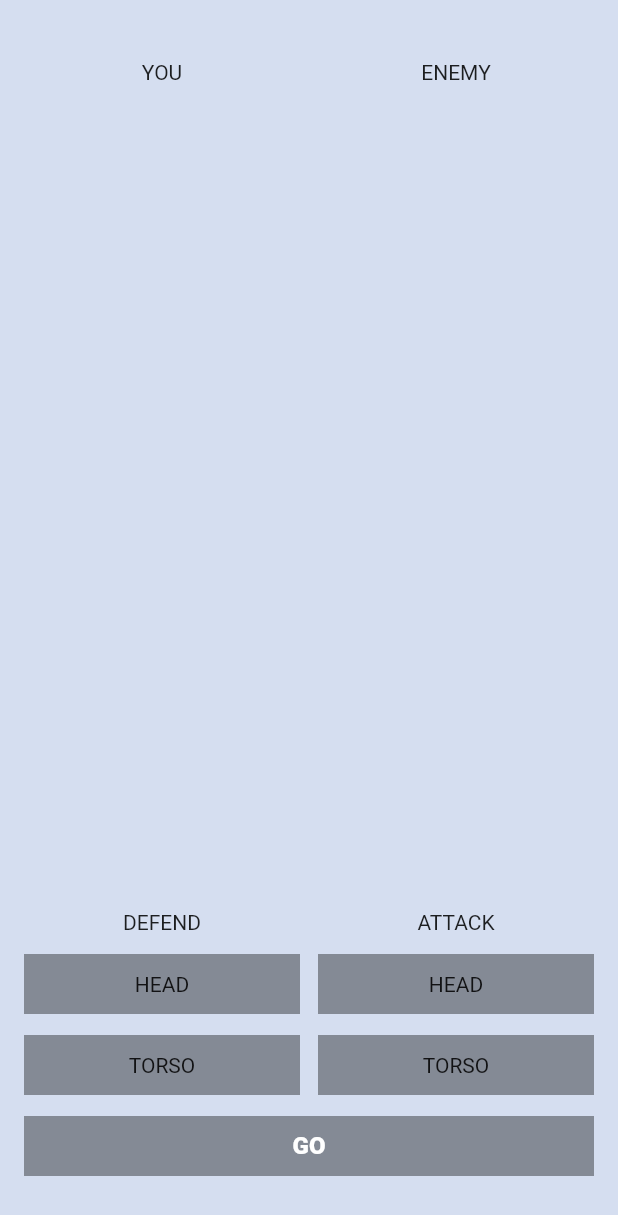
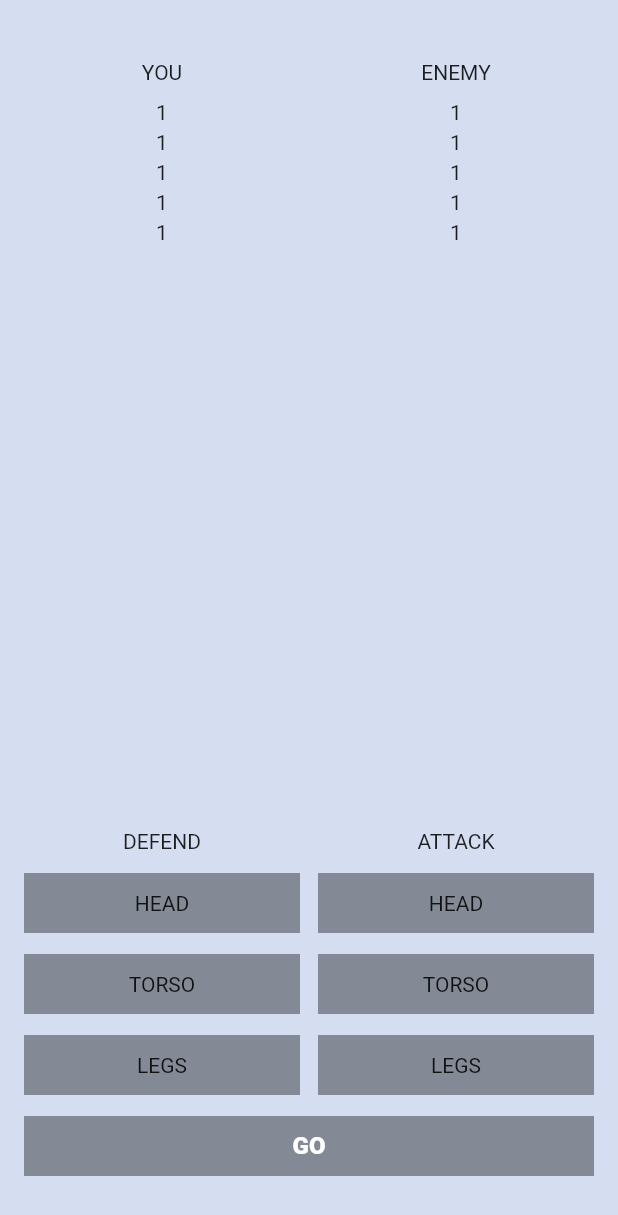
Before and after one commit to RNOVOSELOV/flutter_fight_club, a Flutter app: the screen it shows after launch, on a phone screen of 412 x 824 dp. Shown: the top 1215 px of the screen. Run offline on Flutter 3.47's test engine with Material 2 defaults, Android fonts, the phone set to English and light mode, and no system bars.

Commit message:
Task 5 6

```diff
--- a/lib/main.dart
+++ b/lib/main.dart
@@ -46,6 +46,62 @@ class _MyHomePageState extends State<MyHomePage> {
               ),
             ],
           ),
+          SizedBox(
+            height: 11,
+          ),
+          Row(
+            children: [
+              SizedBox(
+                width: 16,
+              ),
+              Expanded(
+                  child: Column(children: [
+                Text("1", style: TextStyle(fontSize: 14, fontWeight: FontWeight.w400),),
+                SizedBox(
+                  height: 4,
+                ),
+                    Text("1", style: TextStyle(fontSize: 14, fontWeight: FontWeight.w400),),
+                SizedBox(
+                  height: 4,
+                ),
+                    Text("1", style: TextStyle(fontSize: 14, fontWeight: FontWeight.w400),),
+                SizedBox(
+                  height: 4,
+                ),
+                    Text("1", style: TextStyle(fontSize: 14, fontWeight: FontWeight.w400),),
+                SizedBox(
+                  height: 4,
+                ),
+                    Text("1", style: TextStyle(fontSize: 14, fontWeight: FontWeight.w400),),
+              ])),
+              SizedBox(
+                width: 12,
+              ),
+              Expanded(
+                  child: Column(children: [
+                    Text("1", style: TextStyle(fontSize: 14, fontWeight: FontWeight.w400),),
+                SizedBox(
+                  height: 4,
+                ),
+                    Text("1", style: TextStyle(fontSize: 14, fontWeight: FontWeight.w400),),
+                SizedBox(
+                  height: 4,
+                ),
+                    Text("1", style: TextStyle(fontSize: 14, fontWeight: FontWeight.w400),),
+                SizedBox(
+                  height: 4,
+                ),
+                    Text("1", style: TextStyle(fontSize: 14, fontWeight: FontWeight.w400),),
+                SizedBox(
+                  height: 4,
+                ),
+                    Text("1", style: TextStyle(fontSize: 14, fontWeight: FontWeight.w400),),
+              ])),
+              SizedBox(
+                width: 16,
+              ),
+            ],
+          ),
           Expanded(child: SizedBox()),
           Row(
             mainAxisAlignment: MainAxisAlignment.center,
@@ -73,6 +129,14 @@ class _MyHomePageState extends State<MyHomePage> {
                       selected: defendingBodyPart == BodyPart.torso,
                       bodyPartSetter: _selectDefendingBodyPart,
                     ),
+                    SizedBox(
+                      height: 14,
+                    ),
+                    BodyPartButton(
+                      bodyPart: BodyPart.legs,
+                      selected: defendingBodyPart == BodyPart.legs,
+                      bodyPartSetter: _selectDefendingBodyPart,
+                    ),
                   ],
                 ),
               ),
@@ -98,6 +162,14 @@ class _MyHomePageState extends State<MyHomePage> {
                       bodyPart: BodyPart.torso,
                       selected: attackingBodyPart == BodyPart.torso,
                       bodyPartSetter: _selectAttackingBodyPart,
+                    ),
+                    SizedBox(
+                      height: 14,
+                    ),
+                    BodyPartButton(
+                      bodyPart: BodyPart.legs,
+                      selected: attackingBodyPart == BodyPart.legs,
+                      bodyPartSetter: _selectAttackingBodyPart,
                     )
                   ],
                 ),
@@ -121,7 +193,9 @@ class _MyHomePageState extends State<MyHomePage> {
                 child: GestureDetector(
                   onTap: () => makeMove(),
                   child: ColoredBox(
-                    color: bodyPartsIsChecked() ? Color.fromRGBO(0, 0, 0, 0.87) : Color.fromRGBO(0, 0, 0, 0.38),
+                    color: bodyPartsIsChecked()
+                        ? Color.fromRGBO(0, 0, 0, 0.87)
+                        : Color.fromRGBO(0, 0, 0, 0.38),
                     child: Center(
                       child: Text(
                         "Go".toUpperCase(),
@@ -159,8 +233,10 @@ class _MyHomePageState extends State<MyHomePage> {
     });
   }
 
-  bool bodyPartsIsChecked () {
-    return (attackingBodyPart != null && defendingBodyPart != null) ? true : false;
+  bool bodyPartsIsChecked() {
+    return (attackingBodyPart != null && defendingBodyPart != null)
+        ? true
+        : false;
   }
 
   void makeMove() {
@@ -180,6 +256,7 @@ class BodyPart {
 
   static const head = BodyPart._("Head");
   static const torso = BodyPart._("Torso");
+  static const legs = BodyPart._("Legs");
 
   @override
   String toString() {
```
